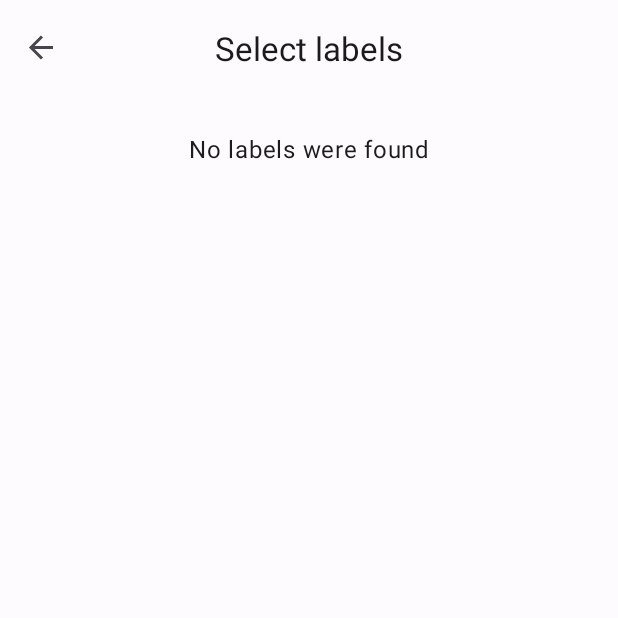
After one commit to daniel-reinhold/todo-nxt-android, an Android app: the SelectLabelFragment screen opened through its navigation route, on a phone screen of 412 x 824 dp, the top half of it. The commit adds this screen. Run offline under Robolectric (Android 15) with nearby library versions, the phone set to English and light mode, and no system bars; our stand-ins replace Dagger/Hilt's generated code, Room's generated code, data binding, navigation-ui.

Commit message:
Added fragment for selecting labels

```diff
--- a/app/build.gradle
+++ b/app/build.gradle
@@ -73,4 +73,7 @@ dependencies {
     implementation "androidx.navigation:navigation-ui-ktx:2.5.0"
     implementation "androidx.navigation:navigation-dynamic-features-fragment:2.5.0"
 
+    // Airbnb Paris
+    implementation 'com.airbnb.android:paris:2.0.0'
+    kapt 'com.airbnb.android:paris-processor:2.0.0'
 }
--- /dev/null
+++ b/app/src/main/java/de/todonxt/feature/select_label/domain/LabelListAdapter.kt
@@ -0,0 +1,79 @@
+package de.todonxt.feature.select_label.domain
+
+import android.view.LayoutInflater
+import android.view.ViewGroup
+import androidx.recyclerview.widget.RecyclerView
+import de.todonxt.core.data.source.local.entities.LabelEntity
+import de.todonxt.core.util.setOnClickListener
+import de.todonxt.databinding.RviLabelBinding
+import de.todonxt.databinding.RviLabelSelectedBinding
+import de.todonxt.feature.select_label.data.LabelDto
+
+private const val VIEW_TYPE_NORMAL = 0
+private const val VIEW_TYPE_SELECTED = 1
+
+class LabelListAdapter(
+    private val onLabelSelected: (label: LabelEntity) -> Unit,
+    private val onLabelUnSelected: (label: LabelEntity) -> Unit
+) : RecyclerView.Adapter<RecyclerView.ViewHolder>() {
+
+    private var items: List<LabelDto> = emptyList()
+
+    object ViewHolder {
+        class Normal(val binding: RviLabelBinding) : RecyclerView.ViewHolder(binding.root)
+        class Selected(val binding: RviLabelSelectedBinding) : RecyclerView.ViewHolder(binding.root)
+    }
+
+    override fun getItemViewType(position: Int): Int {
+        return if (items[position].isSelected) {
+            VIEW_TYPE_SELECTED
+        } else {
+            VIEW_TYPE_NORMAL
+        }
+    }
+
+    override fun onCreateViewHolder(parent: ViewGroup, viewType: Int): RecyclerView.ViewHolder {
+        return when(viewType) {
+            VIEW_TYPE_NORMAL -> ViewHolder.Normal(
+                RviLabelBinding.inflate(
+                    LayoutInflater.from(parent.context), parent, false
+                )
+            )
+            else -> ViewHolder.Selected(
+                RviLabelSelectedBinding.inflate(
+                    LayoutInflater.from(parent.context), parent, false
+                )
+            )
+        }
+    }
+
+    override fun onBindViewHolder(holder: RecyclerView.ViewHolder, position: Int) {
+        val item = items[holder.adapterPosition]
+
+        if (holder is ViewHolder.Normal) {
+            holder.binding.textViewTitle.text = item.label.title
+            holder.binding.colorView.setBackgroundColor(item.label.color)
+
+            holder.binding.root.setOnClickListener {
+                onLabelSelected.invoke(item.label)
+            }
+        }
+
+        if (holder is ViewHolder.Selected) {
+            holder.binding.textViewTitle.text = item.label.title
+            holder.binding.colorView.setBackgroundColor(item.label.color)
+
+            holder.binding.root.setOnClickListener {
+                onLabelUnSelected.invoke(item.label)
+            }
+        }
+    }
+
+    override fun getItemCount(): Int = items.size
+
+    fun update(updatedItems: List<LabelDto>) {
+        items = updatedItems
+        notifyDataSetChanged()
+    }
+
+}
--- /dev/null
+++ b/app/src/main/java/de/todonxt/feature/select_label/presentation/SelectLabelFragment.kt
@@ -0,0 +1,71 @@
+package de.todonxt.feature.select_label.presentation
+
+import android.os.Bundle
+import android.view.*
+import androidx.core.view.MenuProvider
+import androidx.fragment.app.Fragment
+import androidx.fragment.app.viewModels
+import dagger.hilt.android.AndroidEntryPoint
+import de.todonxt.R
+import de.todonxt.core.util.launchAndRepeatWithViewLifecycle
+import de.todonxt.databinding.FragmentSelectLabelsBinding
+import de.todonxt.feature.select_label.domain.LabelListAdapter
+import kotlinx.coroutines.flow.collectLatest
+import kotlinx.coroutines.launch
+
+@AndroidEntryPoint
+class SelectLabelFragment : Fragment(), MenuProvider {
+
+    private var _binding: FragmentSelectLabelsBinding? = null
+    private val binding get() = _binding!!
+    private val viewModel: SelectLabelViewModel by viewModels()
+
+    override fun onCreateView(
+        inflater: LayoutInflater,
+        container: ViewGroup?,
+        savedInstanceState: Bundle?
+    ): View {
+        _binding = FragmentSelectLabelsBinding.inflate(inflater, container, false)
+        binding.lifecycleOwner = viewLifecycleOwner
+        binding.viewModel = viewModel
+
+        val adapter = LabelListAdapter(
+            onLabelSelected = { label ->
+                viewModel.setLabelSelected(label)
+            },
+            onLabelUnSelected = { label ->
+                viewModel.setLabelUnSelected(label)
+            }
+        ).also { binding.recyclerView.adapter = it }
+
+        launchAndRepeatWithViewLifecycle {
+            launch {
+                viewModel.labels.collectLatest {
+                    adapter.update(it)
+                }
+            }
+        }
+
+        return binding.root
+    }
+
+    override fun onDestroyView() {
+        super.onDestroyView()
+        _binding = null
+    }
+
+    override fun onCreateMenu(menu: Menu, menuInflater: MenuInflater) {
+        menuInflater.inflate(R.menu.menu_select_labels, menu)
+    }
+
+    override fun onMenuItemSelected(menuItem: MenuItem): Boolean {
+        return when (menuItem.itemId) {
+            R.id.itemAddLabel -> {
+                // TODO: Add label
+                true
+            }
+            else -> false
+        }
+    }
+
+}
--- /dev/null
+++ b/app/src/main/java/de/todonxt/feature/select_label/presentation/SelectLabelViewModel.kt
@@ -0,0 +1,68 @@
+package de.todonxt.feature.select_label.presentation
+
+import androidx.lifecycle.ViewModel
+import androidx.lifecycle.viewModelScope
+import dagger.hilt.android.lifecycle.HiltViewModel
+import de.todonxt.core.data.repository.LabelRepository
+import de.todonxt.core.data.source.local.entities.LabelEntity
+import de.todonxt.feature.select_label.data.LabelDto
+import kotlinx.coroutines.flow.MutableStateFlow
+import kotlinx.coroutines.flow.collectLatest
+import kotlinx.coroutines.launch
+import javax.inject.Inject
+
+@HiltViewModel
+class SelectLabelViewModel @Inject constructor(
+    labelRepository: LabelRepository
+) : ViewModel() {
+
+    private val rawLabels = labelRepository.getLabels()
+    val labels = MutableStateFlow<List<LabelDto>>(listOf())
+    val anyLabels = MutableStateFlow(true)
+
+    init {
+        viewModelScope.launch {
+            launch {
+                rawLabels.collectLatest {
+                    labels.value = it.map { label ->
+                        LabelDto(
+                            label = label,
+                            isSelected = false
+                        )
+                    }
+                }
+            }
+
+            launch {
+                labels.collectLatest {
+                    anyLabels.value = it.isNotEmpty()
+                }
+            }
+        }
+    }
+
+    fun setLabelSelected(label: LabelEntity) {
+        labels.value = labels.value.map {
+            if (it.label.id == label.id) {
+                it.apply {
+                    isSelected = true
+                }
+            } else {
+                it
+            }
+        }
+    }
+
+    fun setLabelUnSelected(label: LabelEntity) {
+        labels.value = labels.value.map {
+            if (it.label.id == label.id) {
+                it.apply {
+                    isSelected = false
+                }
+            } else {
+                it
+            }
+        }
+    }
+
+}
--- a/app/src/main/java/de/todonxt/feature/task_add/presentation/CreateTaskViewModel.kt
+++ b/app/src/main/java/de/todonxt/feature/task_add/presentation/CreateTaskViewModel.kt
@@ -23,6 +23,8 @@ class CreateTaskViewModel @Inject constructor(
     val formValid = MutableStateFlow(false)
     val dateSet = MutableStateFlow(false)
     val timeSet = MutableStateFlow(false)
+
+    val anyLabelsSet = MutableStateFlow(false)
 
     val taskCreated = MutableStateFlow(false)
 
--- /dev/null
+++ b/app/src/main/res/drawable/ic_label_add.xml
@@ -0,0 +1,5 @@
+<vector android:height="24dp" android:tint="#000000"
+    android:viewportHeight="24" android:viewportWidth="24"
+    android:width="24dp" xmlns:android="http://schemas.android.com/apk/res/android">
+    <path android:fillColor="@android:color/white" android:pathData="M20.18,13.16l-3.55,5C16.25,18.69 15.65,19 15,19h-3l0,-2l0,-1c0,-1.66 -1.34,-3 -3,-3h0v0c0,-1.66 -1.34,-3 -3,-3H3V7c0,-1.1 0.9,-2 2,-2h10c0.65,0 1.26,0.31 1.63,0.84l3.55,5C20.67,11.54 20.67,12.46 20.18,13.16zM10,16c0,-0.55 -0.45,-1 -1,-1H7v-2c0,-0.55 -0.45,-1 -1,-1c-0.55,0 -1,0.45 -1,1v2H3c-0.55,0 -1,0.45 -1,1c0,0.55 0.45,1 1,1h2v2c0,0.55 0.45,1 1,1c0.55,0 1,-0.45 1,-1v-2h2C9.55,17 10,16.55 10,16z"/>
+</vector>
--- /dev/null
+++ b/app/src/main/res/layout/fragment_select_labels.xml
@@ -0,0 +1,38 @@
+<?xml version="1.0" encoding="utf-8"?>
+<layout>
+
+    <data>
+
+        <variable
+            name="viewModel"
+            type="de.todonxt.feature.select_label.presentation.SelectLabelViewModel" />
+    </data>
+
+    <RelativeLayout xmlns:android="http://schemas.android.com/apk/res/android"
+        xmlns:app="http://schemas.android.com/apk/res-auto"
+        xmlns:tools="http://schemas.android.com/tools"
+        android:layout_width="match_parent"
+        android:layout_height="match_parent">
+
+        <com.google.android.material.textview.MaterialTextView
+            style="@style/TextAppearance.Material3.BodyLarge"
+            isGone="@{viewModel.anyLabels}"
+            android:layout_width="match_parent"
+            android:layout_height="wrap_content"
+            android:layout_marginTop="24dp"
+            android:gravity="center_horizontal"
+            android:text="@string/no_labels"
+            android:visibility="gone"
+            app:isGone="@{viewModel.anyLabels}" />
+
+        <androidx.recyclerview.widget.RecyclerView
+            android:id="@+id/recyclerView"
+            isVisible="@{viewModel.anyLabels}"
+            android:layout_width="match_parent"
+            android:layout_height="match_parent"
+            android:paddingHorizontal="16dp"
+            app:layoutManager="androidx.recyclerview.widget.LinearLayoutManager"
+            tools:listitem="@layout/rvi_label" />
+
+    </RelativeLayout>
+</layout>
--- /dev/null
+++ b/app/src/main/res/menu/menu_select_labels.xml
@@ -0,0 +1,11 @@
+<?xml version="1.0" encoding="utf-8"?>
+<menu xmlns:android="http://schemas.android.com/apk/res/android"
+    xmlns:app="http://schemas.android.com/apk/res-auto">
+
+    <item
+        android:id="@+id/itemAddLabel"
+        android:icon="@drawable/ic_plus"
+        android:title="@string/add_label"
+        app:showAsAction="always" />
+
+</menu>
--- a/app/src/main/res/navigation/app.xml
+++ b/app/src/main/res/navigation/app.xml
@@ -38,7 +38,11 @@
         android:id="@+id/fragmentAddTask"
         android:name="de.todonxt.feature.task_add.presentation.CreateTaskFragment"
         android:label="@string/title_create_task"
-        tools:layout="@layout/fragment_create_task" />
+        tools:layout="@layout/fragment_create_task" >
+        <action
+            android:id="@+id/actionAddTaskToSelectLabels"
+            app:destination="@id/fragmentSelectLabels" />
+    </fragment>
 
     <fragment
         android:id="@+id/fragmentTaskDetails"
@@ -52,4 +56,9 @@
 
     </fragment>
 
+    <fragment android:id="@+id/fragmentSelectLabels"
+        android:name="de.todonxt.feature.select_label.presentation.SelectLabelFragment"
+        android:label="@string/select_labels"
+        tools:layout="@layout/fragment_select_labels" />
+
 </navigation>
--- a/app/src/main/res/values/strings.xml
+++ b/app/src/main/res/values/strings.xml
@@ -38,6 +38,8 @@
     <string name="remove_description">Remove description</string>
     <string name="add_date">Add date</string>
     <string name="add_time">Add time</string>
+    <string name="add_label">Add label</string>
+    <string name="add_more_labels">Add more labels</string>
     <string name="no_description">No description</string>
     <string name="no_date">No date</string>
     <string name="no_time">No time</string>
@@ -49,6 +51,9 @@
     <string name="dialog_title_delete_task">Delete task</string>
     <string name="dialog_text_delete_task">Do you really want to delete the task \'%1$s\'?</string>
 
+    <string name="select_labels">Select labels</string>
+    <string name="no_labels">No labels were found</string>
+
     <string name="dialog_change_or_delete_title_change">Change %1$s</string>
     <string name="dialog_change_or_delete_title_delete">Delete %1$s</string>
 
@@ -57,6 +62,7 @@
     <string name="content_description_icon_edit">Pen icon</string>
     <string name="content_description_icon_delete">Trash icon</string>
     <string name="content_description_icon_chevron_up_down">Toggle visibility</string>
+    <string name="content_description_icon_check">Check icon</string>
 
     <string name="color_title_red">Shades of red</string>
     <string name="color_title_pink">Shades of pink</string>
```
Also changed, not shown: app/src/main/java/de/todonxt/feature/select_label/data/LabelDto.kt (added, +8 -0 lines), app/src/main/java/de/todonxt/feature/task_add/presentation/CreateTaskFragment.kt (+21 -1 lines), app/src/main/res/layout/component_label_chip.xml (added, +8 -0 lines), app/src/main/res/layout/fragment_create_task.xml (+20 -2 lines), app/src/main/res/layout/rvi_label.xml (added, +42 -0 lines), app/src/main/res/layout/rvi_label_selected.xml (added, +51 -0 lines), app/src/main/res/values/themes.xml (+7 -1 lines).
